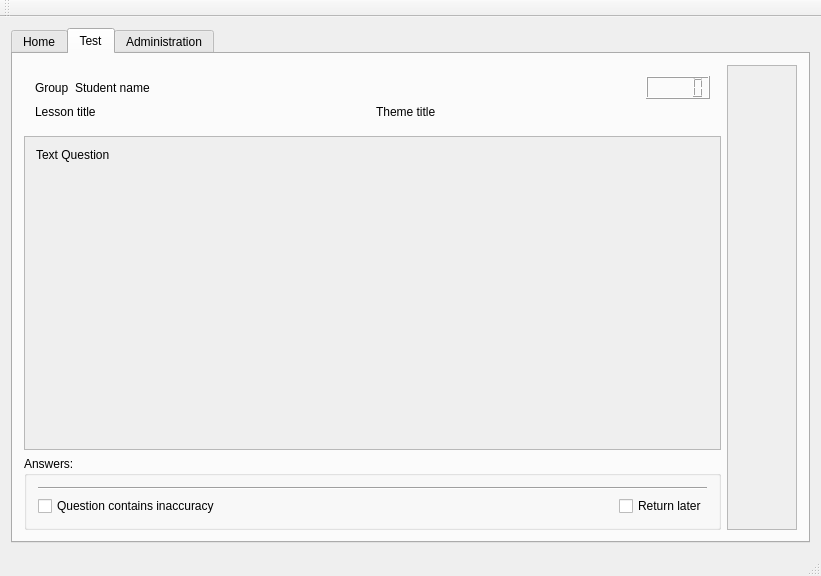
LibertaSoft/QTester, file mainwindow.ui: the form before one commit.
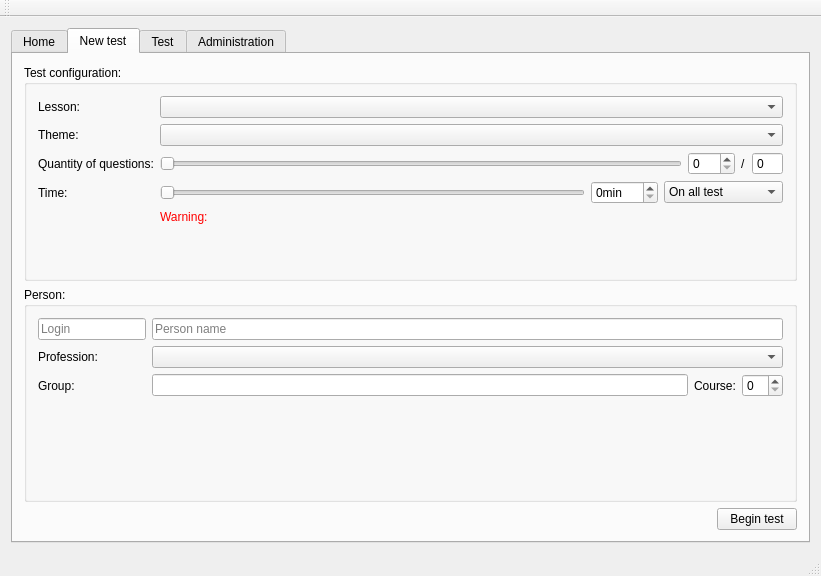
The form after the commit. The open tabs and pages were chosen to show the change.

```diff
--- a/mainwindow.ui
+++ b/mainwindow.ui
@@ -81,6 +81,267 @@
         </item>
        </layout>
       </widget>
+      <widget class="QWidget" name="tab_newTest">
+       <attribute name="title">
+        <string>New test</string>
+       </attribute>
+       <layout class="QVBoxLayout" name="verticalLayout_11">
+        <item>
+         <widget class="QGroupBox" name="GroupBox_TestConfig">
+          <property name="title">
+           <string>Test configuration:</string>
+          </property>
+          <layout class="QFormLayout" name="formLayout">
+           <property name="fieldGrowthPolicy">
+            <enum>QFormLayout::AllNonFixedFieldsGrow</enum>
+           </property>
+           <item row="0" column="0">
+            <widget class="QLabel" name="Label_Lesson">
+             <property name="text">
+              <string>Lesson:</string>
+             </property>
+            </widget>
+           </item>
+           <item row="0" column="1">
+            <widget class="QComboBox" name="ComboBox_Lesson"/>
+           </item>
+           <item row="1" column="0">
+            <widget class="QLabel" name="Label_Theme">
+             <property name="text">
+              <string>Theme:</string>
+             </property>
+            </widget>
+           </item>
+           <item row="1" column="1">
+            <widget class="QComboBox" name="ComboBox_Theme"/>
+           </item>
+           <item row="2" column="0">
+            <widget class="QLabel" name="Label_Quantity">
+             <property name="text">
+              <string>Quantity of questions:</string>
+             </property>
+            </widget>
+           </item>
+           <item row="2" column="1">
+            <layout class="QHBoxLayout" name="horizontalLayout_6">
+             <item>
+              <widget class="QSlider" name="HSlider_CountQuestions">
+               <property name="toolTip">
+                <string>Сurrent quantity of questions</string>
+               </property>
+               <property name="maximum">
+                <number>999</number>
+               </property>
+               <property name="orientation">
+                <enum>Qt::Horizontal</enum>
+               </property>
+              </widget>
+             </item>
+             <item>
+              <widget class="QSpinBox" name="SpinBox_CountQuestions">
+               <property name="toolTip">
+                <string>Сurrent quantity of questions</string>
+               </property>
+               <property name="maximum">
+                <number>999</number>
+               </property>
+              </widget>
+             </item>
+             <item>
+              <widget class="QLabel" name="label">
+               <property name="text">
+                <string>/</string>
+               </property>
+              </widget>
+             </item>
+             <item>
+              <widget class="QSpinBox" name="SpinBox_AllQuestions">
+               <property name="toolTip">
+                <string>In total questions in this theme</string>
+               </property>
+               <property name="readOnly">
+                <bool>true</bool>
+               </property>
+               <property name="buttonSymbols">
+                <enum>QAbstractSpinBox::NoButtons</enum>
+               </property>
+               <property name="maximum">
+                <number>999</number>
+               </property>
+              </widget>
+             </item>
+            </layout>
+           </item>
+           <item row="3" column="0">
+            <widget class="QLabel" name="Label_Time">
+             <property name="text">
+              <string>Time:</string>
+             </property>
+            </widget>
+           </item>
+           <item row="3" column="1">
+            <layout class="QHBoxLayout" name="horizontalLayout_8">
+             <item>
+              <widget class="QSlider" name="HSlider_Time">
+               <property name="toolTip">
+                <string>Сurrent quantity of questions</string>
+               </property>
+               <property name="maximum">
+                <number>999</number>
+               </property>
+               <property name="orientation">
+                <enum>Qt::Horizontal</enum>
+               </property>
+              </widget>
+             </item>
+             <item>
+              <widget class="QSpinBox" name="SpinBox_Time">
+               <property name="toolTip">
+                <string>Сurrent quantity of questions</string>
+               </property>
+               <property name="suffix">
+                <string>min</string>
+               </property>
+               <property name="maximum">
+                <number>999</number>
+               </property>
+              </widget>
+             </item>
+             <item>
+              <widget class="QComboBox" name="comboBox">
+               <item>
+                <property name="text">
+                 <string>On all test</string>
+                </property>
+               </item>
+               <item>
+                <property name="text">
+                 <string>On one question</string>
+                </property>
+               </item>
+              </widget>
+             </item>
+            </layout>
+           </item>
+           <item row="4" column="1">
+            <widget class="QLabel" name="label_4">
+             <property name="styleSheet">
+              <string notr="true">color:red</string>
+             </property>
+             <property name="text">
+              <string>Warning:</string>
+             </property>
+            </widget>
+           </item>
+          </layout>
+         </widget>
+        </item>
+        <item>
+         <widget class="QGroupBox" name="GroupBox_Person">
+          <property name="title">
+           <string>Person:</string>
+          </property>
+          <layout class="QFormLayout" name="formLayout_2">
+           <item row="0" column="0">
+            <widget class="QLineEdit" name="LineEdit_PersonLogin">
+             <property name="dragEnabled">
+              <bool>true</bool>
+             </property>
+             <property name="placeholderText">
+              <string>Login</string>
+             </property>
+             <property name="clearButtonEnabled">
+              <bool>true</bool>
+             </property>
+            </widget>
+           </item>
+           <item row="0" column="1">
+            <widget class="QLineEdit" name="LineEdit_PersonName">
+             <property name="dragEnabled">
+              <bool>true</bool>
+             </property>
+             <property name="placeholderText">
+              <string>Person name</string>
+             </property>
+             <property name="clearButtonEnabled">
+              <bool>true</bool>
+             </property>
+            </widget>
+           </item>
+           <item row="1" column="0">
+            <widget class="QLabel" name="Label_Profession">
+             <property name="text">
+              <string>Profession:</string>
+             </property>
+            </widget>
+           </item>
+           <item row="1" column="1">
+            <widget class="QComboBox" name="ComboBox_Profession"/>
+           </item>
+           <item row="2" column="1">
+            <layout class="QHBoxLayout" name="horizontalLayout_9">
+             <item>
+              <widget class="QLineEdit" name="LineEdit_Group">
+               <property name="sizePolicy">
+                <sizepolicy hsizetype="MinimumExpanding" vsizetype="Fixed">
+                 <horstretch>0</horstretch>
+                 <verstretch>0</verstretch>
+                </sizepolicy>
+               </property>
+              </widget>
+             </item>
+             <item>
+              <widget class="QLabel" name="Label_Course">
+               <property name="text">
+                <string>Course:</string>
+               </property>
+              </widget>
+             </item>
+             <item>
+              <widget class="QSpinBox" name="SpinBox_Course">
+               <property name="maximum">
+                <number>10</number>
+               </property>
+              </widget>
+             </item>
+            </layout>
+           </item>
+           <item row="2" column="0">
+            <widget class="QLabel" name="Label_Group">
+             <property name="text">
+              <string>Group:</string>
+             </property>
+            </widget>
+           </item>
+          </layout>
+         </widget>
+        </item>
+        <item>
+         <layout class="QHBoxLayout" name="HLay_BeginTest">
+          <item>
+           <spacer name="HSpacer2">
+            <property name="orientation">
+             <enum>Qt::Horizontal</enum>
+            </property>
+            <property name="sizeHint" stdset="0">
+             <size>
+              <width>40</width>
+              <height>20</height>
+             </size>
+            </property>
+           </spacer>
+          </item>
+          <item>
+           <widget class="QPushButton" name="PushButton_BeginTest">
+            <property name="text">
+             <string>Begin test</string>
+            </property>
+           </widget>
+          </item>
+         </layout>
+        </item>
+       </layout>
+      </widget>
       <widget class="QWidget" name="tabWidgetPage1">
        <attribute name="title">
         <string>Test</string>
@@ -150,7 +411,7 @@
                <x>0</x>
                <y>0</y>
                <width>696</width>
-               <height>268</height>
+               <height>270</height>
               </rect>
              </property>
              <layout class="QVBoxLayout" name="verticalLayout_3">
@@ -243,7 +504,7 @@
              <x>0</x>
              <y>0</y>
              <width>73</width>
-             <height>435</height>
+             <height>437</height>
             </rect>
            </property>
            <layout class="QGridLayout" name="gridLayout"/>
```
Left out of the diff: 81 changed lines with no effect on the pictures.
